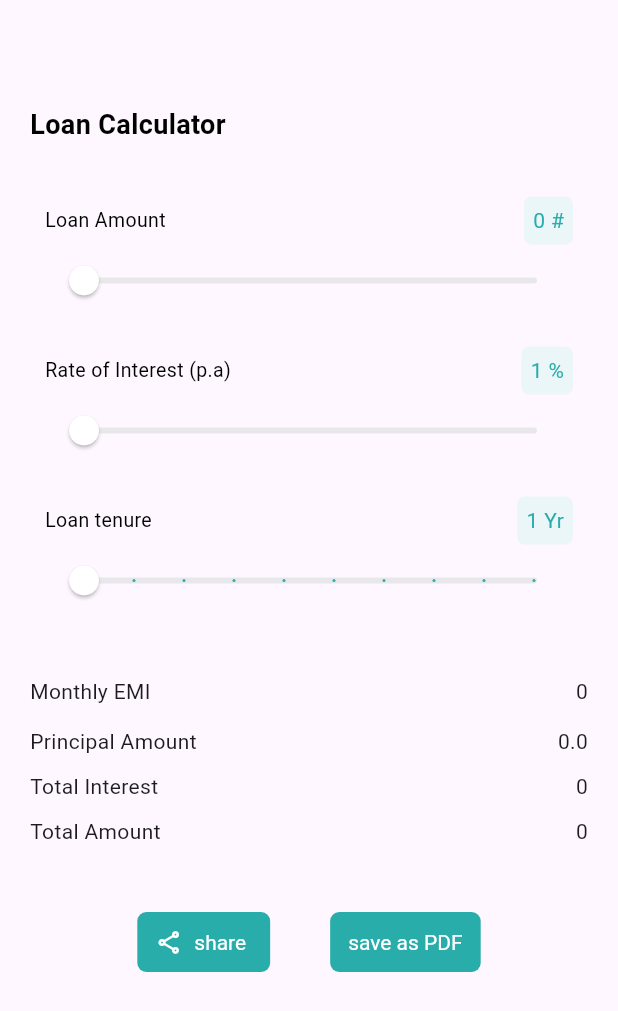
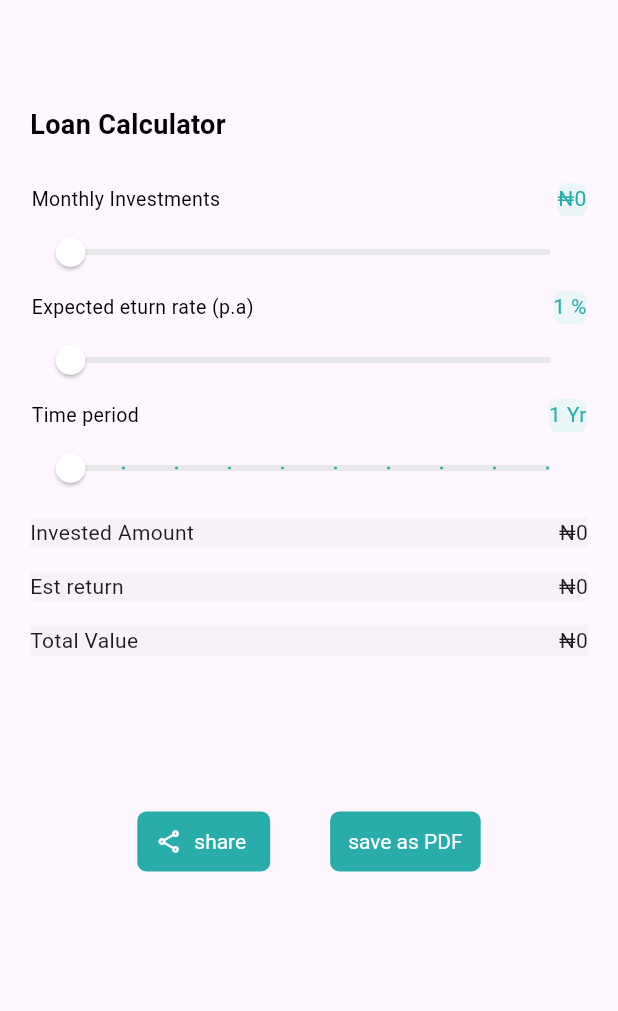
Before and after one commit to AYOPELUMI/multi_calculator_App, a Flutter app: the screen it shows after launch, on a phone screen of 412 x 824 dp. Shown: the top 1011 px of the screen. Run offline on Flutter 3.47's test engine with Material 3 defaults, Android fonts, the phone set to English and light mode, and no system bars; our stand-ins replace get.

Commit message:
worked on sip screen

```diff
--- a/lib/Bindings/bindings.dart
+++ b/lib/Bindings/bindings.dart
@@ -1,11 +1,14 @@
 import 'package:get/get.dart';
 
 import '../Controllers/emicontroller.dart';
+import '../Controllers/sipcontroller.dart';
+
 
 class MyBindings implements Bindings {
   @override
   void dependencies() {
     Get.lazyPut(() => EmiController());
+    Get.lazyPut(() => SipController());
   }
 
 }
--- /dev/null
+++ b/lib/Controllers/sipcontroller.dart
@@ -0,0 +1,48 @@
+import 'dart:math';
+
+import 'package:get/get.dart';
+
+class SipController extends GetxController {
+  // Observables to hold input values and calculated result
+  var monthlyPrincipal = 0.0.obs;
+  var rate = 1.0.obs;
+  var tenure = 1.0.obs;
+  var expectedReturns = 0.0.obs;
+
+  // Method to calculate SIP future valu
+  //
+  void principalOnChanged(newValue){
+  monthlyPrincipal.value = newValue.toDouble();
+  update();
+}
+
+void tenureOnChanged(newValue){
+  tenure.value = newValue;
+  update();
+}
+void rateOnChanged(newValue){
+  rate.value = newValue;
+  update();
+}
+
+  double getPrincipal(){
+    return monthlyPrincipal.value * tenure.value * 12;
+  }
+
+  double getSip() {
+    double m = monthlyPrincipal.value;
+    double r = rate.value /1200; // Monthly interest rate
+    double n = tenure.value * 12;
+
+    if (r == 0) {
+   return   expectedReturns.value = m * n; // No interest case
+    } else {
+    return  expectedReturns.value = ((m * (((pow(1+r, n) - 1) / r) * (1 + r))) - getPrincipal());
+    }
+  }
+
+double getTotalAmount(){
+  return getPrincipal() + expectedReturns.value;
+}
+
+}
--- a/lib/Screens/calulatorscreen.dart
+++ b/lib/Screens/calulatorscreen.dart
@@ -18,7 +18,7 @@ class CalculatorScreen extends StatelessWidget {
     return GetBuilder<EmiController>(
           builder: (controller) => Scaffold(
       body:Container(
-        padding: EdgeInsets.only(top:70, left: 20, right:20),
+        padding: EdgeInsets.only(top:70, left: 11, right:20),
        child:Column(
           crossAxisAlignment: CrossAxisAlignment.start,
         children: [
@@ -34,8 +34,8 @@ class CalculatorScreen extends StatelessWidget {
             minValue: EmiConstant.minPrincipal,
             maxValue: EmiConstant.maxPrincipal,
             division: EmiConstant.divisionPrincipal,
-            description: EmiConstant.descPrincipal,
-            symbol: "#",),
+            description: "Loan Amount",
+            symbol: "",),
           Customslider(
             controller : controller.rate.value,
             onChange : controller.rateOnChanged,
@@ -52,10 +52,26 @@ class CalculatorScreen extends StatelessWidget {
             division: EmiConstant.divisionTenure,
             description: EmiConstant.descTenure,
             symbol: "Yr",),
-          LoanDetails(emiValue: controller.getEmi(),
-          principal : controller.principal.value,
-          interest: controller.getTotalInterest(),
-          totalAmount: controller.getTotalAmount()),
+         Container(
+          height:180,
+           margin: EdgeInsets.only(bottom: 20),
+          child: LoanDetails(
+            items:[
+              [
+            "Monthly EMI",controller.getEmi(),
+              ],
+              [
+                "Principal Amount", controller.principal.value,
+              ],
+              [
+                "Total Interest" ,controller.getTotalInterest(),
+              ],
+              [
+                "Total Amount", controller.getTotalAmount(),
+              ]]
+          )
+         ) ,
+
           Row(
             mainAxisAlignment: MainAxisAlignment.center,
             children:[
@@ -85,7 +101,6 @@ class CalculatorScreen extends StatelessWidget {
               ),
             ]
           )
-
         ],
       ))
     ));
--- /dev/null
+++ b/lib/Screens/sipscreen.dart
@@ -0,0 +1,105 @@
+// ignore_for_file: prefer_const_constructors, prefer_const_literals_to_create_immutables
+
+import 'package:calculators/Controllers/sipcontroller.dart';
+import 'package:calculators/widgets/customSlider.dart';
+import 'package:flutter/material.dart';
+import 'package:get/get.dart';
+
+import '../utils/constatnts/SipConstant.dart';
+import '../widgets/loanDetails.dart';
+
+class SipScreen extends StatelessWidget {
+  SipScreen({super.key});
+  final SipController controller = Get.put(SipController());
+
+
+  @override
+  Widget build(BuildContext context) {
+    return GetBuilder<SipController>(
+          builder: (controller) => Scaffold(
+      body:Container(
+        padding: EdgeInsets.only(top:70, left: 20, right:20),
+        child:Column(
+          crossAxisAlignment: CrossAxisAlignment.start,
+        children: [
+          Text("Loan Calculator", style: TextStyle(
+            fontSize:18,
+            fontWeight: FontWeight.bold,
+            color: Colors.black
+          )),
+          SizedBox(height: 25,),
+          Customslider(
+            controller : controller.monthlyPrincipal.value,
+            onChange: controller.principalOnChanged,
+            minValue: SipConstant.minPrincipal,
+            maxValue: SipConstant.maxPrincipal,
+            division: SipConstant.divisionPrincipal,
+            description: "Monthly Investments",
+            symbol: "",),
+          Customslider(
+            controller : controller.rate.value,
+            onChange : controller.rateOnChanged,
+            minValue: SipConstant.minRate,
+            maxValue: SipConstant.maxRate,
+            division: SipConstant.divisionRate,
+            description: SipConstant.descRate,
+            symbol: "%",),
+          Customslider(
+            controller : controller.tenure.value,
+             onChange: controller.tenureOnChanged,
+            minValue: SipConstant.minTenure,
+            maxValue: SipConstant.maxTenure,
+            division: SipConstant.divisionTenure,
+            description: SipConstant.descTenure,
+            symbol: "Yr",),
+          Container(
+            height:180,
+           margin: EdgeInsets.only(bottom: 20),
+            child:LoanDetails(
+              items:[
+                [
+                  "Invested Amount", controller.getPrincipal(),
+                ],
+                ["Est return",controller.getSip()
+                ],
+                [
+                  "Total Value", controller.getTotalAmount(),
+                ]
+              ]
+            )
+          ),
+          Row(
+            mainAxisAlignment: MainAxisAlignment.center,
+            children:[
+              TextButton.icon(
+    style: TextButton.styleFrom(
+      textStyle: TextStyle(color:Colors.white ),
+      backgroundColor: Color(0xFF28ADAB),
+      shape:RoundedRectangleBorder(
+        borderRadius: BorderRadius.circular(6.0),
+      ),
+    ),
+    onPressed: () => {},
+    icon: Icon(Icons.share_outlined,color:Colors.white),
+    label: Text('share',style: TextStyle(color:Colors.white)),
+  ),
+  SizedBox(width:40),
+  TextButton(
+    style: TextButton.styleFrom(
+      textStyle: TextStyle(color: Colors.white),
+      backgroundColor: Color(0xFF28ADAB),
+      shape:RoundedRectangleBorder(
+        borderRadius: BorderRadius.circular(6.0),
+      ),
+    ),
+    onPressed: () => {},
+    child: Text('save as PDF',style: TextStyle(color: Colors.white),),
+  ),
+            ]
+          )
+
+        ],
+      ))
+    ));
+  }
+}
--- a/lib/app.dart
+++ b/lib/app.dart
@@ -1,9 +1,8 @@
-import 'package:calculators/Screens/calulatorscreen.dart';
+import 'package:calculators/Screens/sipscreen.dart';
 import 'package:flutter/material.dart';
 import 'package:get/get.dart';
 
 import 'Bindings/bindings.dart';
-import 'Routes/routes.dart';
 
 // import 'Screens/homescreen.dart';
 
@@ -18,13 +17,13 @@ class MyApp extends StatelessWidget {
       initialBinding : MyBindings(),
       title: 'Multi Calculator',
       getPages: [
-        GetPage(name: Routes.EmiScreenRoute, page: () => CalculatorScreen())
+        // GetPage(name: Routes.EmiScreenRoute, page: () => CalculatorScreen())
       ],
       theme: ThemeData(
         colorScheme: ColorScheme.fromSeed(seedColor: Colors.deepPurple),
         useMaterial3: true,
       ),
-      home:  CalculatorScreen(),
+      home:  SipScreen(),
     );
   }
 }
--- /dev/null
+++ b/lib/utils/constatnts/formatter.dart
@@ -0,0 +1,12 @@
+import 'package:intl/intl.dart';
+
+class NairaFormatter {
+  static String format(value) {
+    final numberFormat = NumberFormat.currency(
+      locale: 'en_NG',
+      symbol: '₦',
+       decimalDigits: 0,
+    );
+    return numberFormat.format(value);
+  }
+}
--- /dev/null
+++ b/lib/utils/constatnts/sipConstant.dart
@@ -0,0 +1,17 @@
+class SipConstant{
+  static const double minRate = 1;
+  static const double maxRate = 100;
+  static const int divisionRate = 10;
+  static const String descRate = "Expected eturn rate (p.a)";
+
+  static const double minPrincipal = 0;
+  static const double maxPrincipal = 1000000;
+  static const int divisionPrincipal = 10000;
+  static const String descPrincipal = "Monthly investment";
+
+  static const double minTenure = 1;
+  static const double maxTenure = 10;
+  static const int divisionTenure = 1;
+  static const String descTenure = "Time period";
+
+}
--- a/lib/widgets/customSlider.dart
+++ b/lib/widgets/customSlider.dart
@@ -1,5 +1,6 @@
 import 'package:flutter/material.dart';
 
+import '../utils/constatnts/formatter.dart';
 
 // ignore: must_be_immutable
 class Customslider extends StatelessWidget {
@@ -24,7 +25,7 @@ class Customslider extends StatelessWidget {
   @override
   Widget build(BuildContext context) {
     return Container(
-      padding: EdgeInsets.all(10),
+      padding: EdgeInsets.all(1),
       child:Column(
       mainAxisAlignment: MainAxisAlignment.center,
       children:[
@@ -37,12 +38,12 @@ class Customslider extends StatelessWidget {
               fontWeight: FontWeight.w400
             )),
             Container(
-              padding: EdgeInsets.all(6),
+              padding: EdgeInsets.only(bottom:2),
               decoration: BoxDecoration(
                 color: Color(0xFFEBF6F9),
                 borderRadius: BorderRadius.circular(5),
               ),
-            child: Text('${controller.round().toString()} $symbol',
+            child: Text(symbol !="" ?'${controller.round().toString()} $symbol' : NairaFormatter.format(controller),
             textAlign: TextAlign.center,
            style: TextStyle(
               color: Color(0xFF28ADAB)
@@ -51,7 +52,7 @@ class Customslider extends StatelessWidget {
           ]
         ),
         Slider(
-          value: controller,
+          value: controller.toDouble(),
           min: minValue,
           divisions:(maxValue-minValue).toInt(),
           thumbColor:Colors.white,
--- a/lib/widgets/loanDetails.dart
+++ b/lib/widgets/loanDetails.dart
@@ -1,54 +1,36 @@
+import 'package:calculators/utils/constatnts/formatter.dart';
 import 'package:flutter/material.dart';
 
 class LoanDetails extends StatelessWidget {
   const LoanDetails({
     super.key,
-    required this.emiValue,
-    required this.interest,
-    required this.principal,
-    required this.totalAmount});
+    required this.items});
 
-  final principal , totalAmount, emiValue, interest;
+  final items;
 
   @override
   Widget build(BuildContext context) {
     return Container(
-      padding: EdgeInsets.only(top:30, bottom:40),
-      child: Column(
-        children:[
-              Row(
+
+      child: ListView.builder(
+          itemCount: items.length,
+          itemBuilder: (context, index){
+            return Card(
+              elevation: 0,
+              margin: EdgeInsets.only(bottom: 8.0, top:8),
+              shape: RoundedRectangleBorder(
+                borderRadius: BorderRadius.circular(0),
+                side: BorderSide.none, // Remove border
+              ),
+              clipBehavior: Clip.antiAlias,
+              child: Row(
                 mainAxisAlignment: MainAxisAlignment.spaceBetween,
                 children:[
-                  Text("Monthly EMI"),
-                  Text('${emiValue}')
+                  Text(items[index][0]),
+                  Text('${NairaFormatter.format(items[index][1])}')
                 ]
-              ),
-              SizedBox(height:13),
-              Row(
-                mainAxisAlignment: MainAxisAlignment.spaceBetween,
-                children:[
-                  Text("Principal Amount"),
-                  Text('$principal',)
-                ]
-              ),
-              SizedBox(height:10),
-              Row(
-                mainAxisAlignment: MainAxisAlignment.spaceBetween,
-                children:[
-                  Text("Total Interest"),
-                  Text('$interest',)
-                ]
-              ),
-              SizedBox(height:10),
-              Row(
-                mainAxisAlignment: MainAxisAlignment.spaceBetween,
-                children:[
-                  Text("Total Amount"),
-                  Text('$totalAmount',)
-                ]
-              ),
-        ]
-      ) ,
-    );
+              ));
+              })
+              );
   }
 }
--- a/pubspec.yaml
+++ b/pubspec.yaml
@@ -31,6 +31,7 @@ dependencies:
   flutter:
     sdk: flutter
   get: ^4.6.6
+  intl: ^0.18.0
 
   # The following adds the Cupertino Icons font to your application.
   # Use with the CupertinoIcons class for iOS style icons.
```
Also changed, not shown: lib/Controllers/swpcontroller.dart (added), pubspec.lock. Lines whose indentation alone changed are shown as unchanged.
